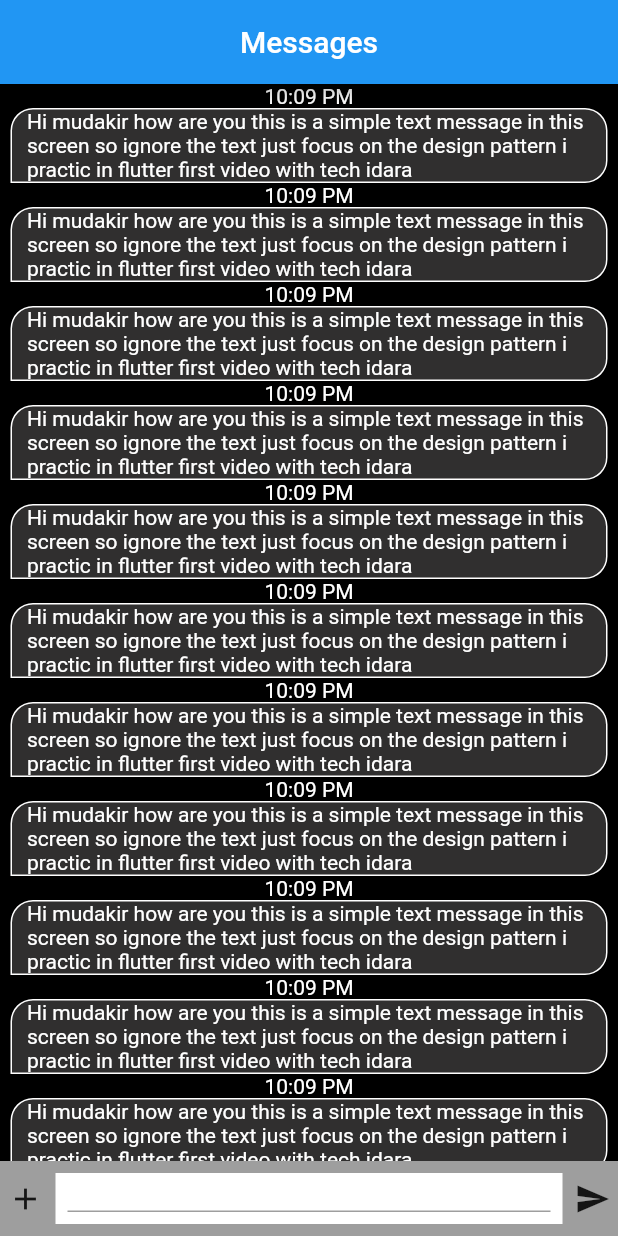
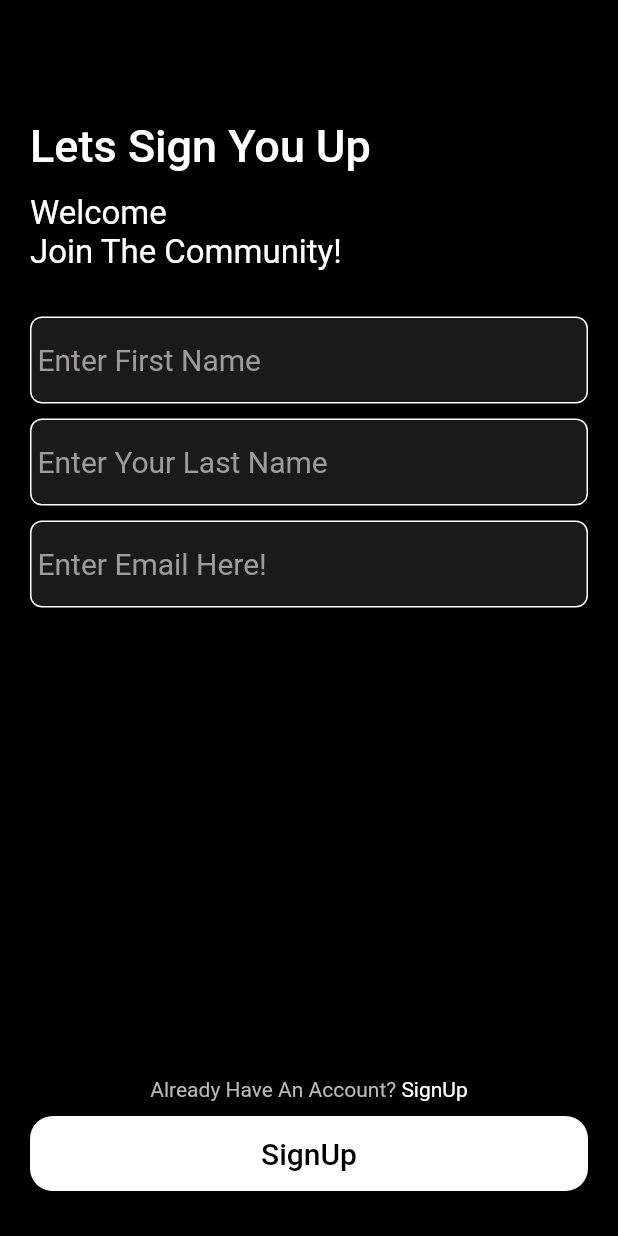
Before and after one commit to mudakkirafridi/My_Flutter_Journey, a Flutter app: the screen it shows after launch, on a phone screen of 412 x 824 dp. Run offline on Flutter 3.47's test engine with Material 2 defaults, Android fonts, the phone set to English and light mode, and no system bars.

Commit message:
sign up screen practice tech idara

```diff
--- a/lib/main.dart
+++ b/lib/main.dart
@@ -1,5 +1,5 @@
 import 'package:flutter/material.dart';
-import 'package:flutter_full_course/screens/home_screen.dart';
+import 'package:flutter_full_course/screens/signup_screen.dart';
 
 void main() {
   runApp(const MyApp());
@@ -12,7 +12,7 @@ class MyApp extends StatelessWidget {
   Widget build(BuildContext context) {
     return const MaterialApp(
       debugShowCheckedModeBanner: false,
-      home: HomeScreen(),
+      home: SignUpScreen(),
     );
   }
 }
--- a/lib/screens/home_screen.dart
+++ b/lib/screens/messages_screen.dart
@@ -1,14 +1,14 @@
 import 'package:flutter/material.dart';
 import 'package:flutter_full_course/widgets/message-cont.dart';
 
-class HomeScreen extends StatefulWidget {
-  const HomeScreen({super.key});
+class MessagesScreen extends StatefulWidget {
+  const MessagesScreen({super.key});
 
   @override
-  State<HomeScreen> createState() => _MyWidgetState();
+  State<MessagesScreen> createState() => _MyWidgetState();
 }
 
-class _MyWidgetState extends State<HomeScreen> {
+class _MyWidgetState extends State<MessagesScreen> {
   @override
   Widget build(BuildContext context) {
     return Scaffold(
--- /dev/null
+++ b/lib/screens/signup_screen.dart
@@ -0,0 +1,68 @@
+import 'package:flutter/material.dart';
+import 'package:flutter_full_course/widgets/message-cont.dart';
+
+class SignUpScreen extends StatefulWidget {
+  const SignUpScreen({super.key});
+
+  @override
+  State<SignUpScreen> createState() => _MyWidgetState();
+}
+
+class _MyWidgetState extends State<SignUpScreen> {
+  @override
+  Widget build(BuildContext context) {
+    return Scaffold(
+      backgroundColor: Colors.black,
+      body: Padding(
+        padding:
+            const EdgeInsets.only(top: 80, left: 20, right: 20, bottom: 30),
+        child: Column(
+          crossAxisAlignment: CrossAxisAlignment.start,
+          children: [
+            const Text(
+              'Lets Sign You Up',
+              style: TextStyle(
+                  color: Colors.white,
+                  fontSize: 30,
+                  fontWeight: FontWeight.w500),
+            ),
+            const SizedBox(
+              height: 14,
+            ),
+            const Text(
+              'Welcome \nJoin The Community!',
+              style: TextStyle(
+                  color: Colors.white,
+                  fontSize: 22,
+                  fontWeight: FontWeight.w400),
+            ),
+            const SizedBox(
+              height: 20,
+            ),
+            const AppTextField(placeholder: "Enter First Name"),
+            const AppTextField(placeholder: "Enter Your Last Name"),
+            const AppTextField(placeholder: "Enter Email Here!"),
+            const Spacer(),
+            const Row(
+              mainAxisAlignment: MainAxisAlignment.center,
+              children: [
+                Text(
+                  'Already Have An Account?',
+                  style: TextStyle(color: Color.fromARGB(255, 186, 184, 184)),
+                ),
+                Text(
+                  ' SignUp',
+                  style: TextStyle(color: Colors.white),
+                ),
+              ],
+            ),
+            const SizedBox(
+              height: 10,
+            ),
+            AppButton(label: "SignUp", myPress: () {})
+          ],
+        ),
+      ),
+    );
+  }
+}
--- a/lib/widgets/message-cont.dart
+++ b/lib/widgets/message-cont.dart
@@ -34,3 +34,61 @@ class messageBox extends StatelessWidget {
     );
   }
 }
+
+class AppTextField extends StatelessWidget {
+  final String placeholder;
+  const AppTextField({super.key, required this.placeholder});
+
+  @override
+  Widget build(BuildContext context) {
+    return Container(
+      margin: const EdgeInsets.only(top: 10),
+      padding: const EdgeInsets.all(4),
+      decoration: BoxDecoration(
+          color: const Color.fromARGB(31, 220, 216, 216),
+          borderRadius: BorderRadius.circular(8),
+          border: Border.all(color: Colors.white)),
+      child: TextField(
+        style: const TextStyle(color: Colors.white, fontSize: 20),
+        decoration: InputDecoration(
+            border: InputBorder.none,
+            hintText: placeholder,
+            hintStyle: const TextStyle(
+                color: Color.fromARGB(255, 157, 155, 155), fontSize: 20)),
+      ),
+    );
+  }
+}
+
+class AppButton extends StatelessWidget {
+  final String label;
+  final VoidCallback myPress;
+  const AppButton({super.key, required this.label, required this.myPress});
+
+  @override
+  Widget build(BuildContext context) {
+    return InkWell(
+      onTap: myPress,
+      child: Row(
+        children: [
+          Expanded(
+            child: Container(
+              height: 50,
+              decoration: BoxDecoration(
+                  color: Colors.white, borderRadius: BorderRadius.circular(15)),
+              child: Center(
+                child: Text(
+                  label,
+                  style: const TextStyle(
+                      color: Colors.black,
+                      fontSize: 20,
+                      fontWeight: FontWeight.w500),
+                ),
+              ),
+            ),
+          ),
+        ],
+      ),
+    );
+  }
+}
```
